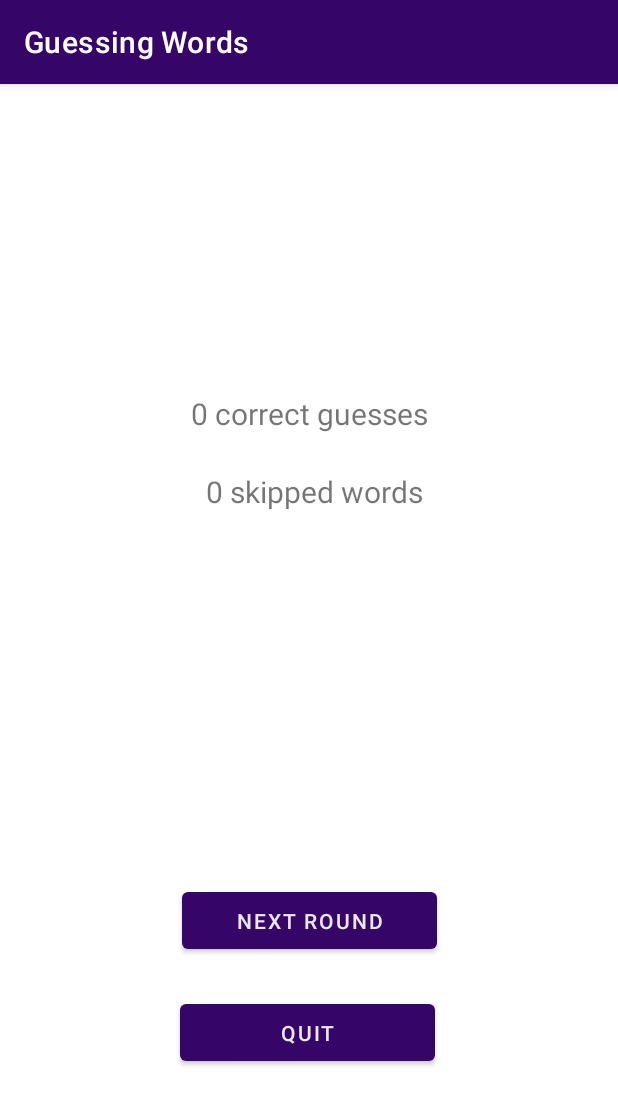
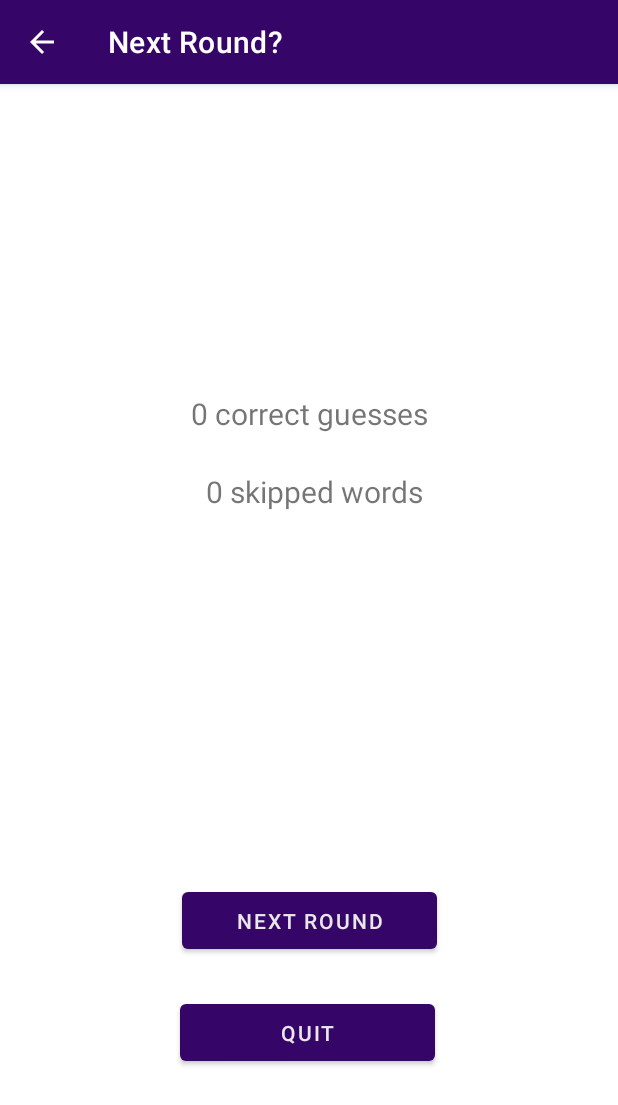
Before and after one commit to sw21-tug/Team_24, an Android app: the NextRoundScreenActivity screen opened directly, with no data from a screen before it, on a phone screen of 412 x 824 dp. Shown: the top 1105 px of the screen. Run offline under Robolectric (Android 15) with nearby library versions, the phone set to English and light mode, and no system bars.

Commit message:
GW-021 added action bar in next round screen [NK, SA]

```diff
--- a/app/src/main/java/at/tugraz/ist/guessingwords/NextRoundScreenActivity.kt
+++ b/app/src/main/java/at/tugraz/ist/guessingwords/NextRoundScreenActivity.kt
@@ -20,10 +20,15 @@ class NextRoundScreenActivity : AppCompatActivity() {
 
         val btn_Quit = findViewById<Button>(R.id.btn_Quit)
         btn_Quit.setOnClickListener {
-//            Toast.makeText(MainActivity, "You Clicked: Start Game!", Toast.LENGTH_SHORT).show()
             val intent = Intent(this, MainActivity::class.java)
             startActivity(intent)
         }
+        customizeActionBar()
+    }
+
+    private fun customizeActionBar() {
+        supportActionBar?.title = getString(R.string.next_round_screen)
+        supportActionBar?.setDisplayHomeAsUpEnabled(true)
     }
 
 }
--- a/app/src/main/res/values/strings.xml
+++ b/app/src/main/res/values/strings.xml
@@ -37,6 +37,7 @@
     <string name="ready">Ready</string>
     <string name="text_join_screen_message">Your Word Pool has been sent to the host</string>
     <string name="btn_quit">Quit</string>
+    <string name="next_round_screen">Next Round?</string>
     <string name="hint_username">Enter your username</string>
 
     <string name="text_aboutPageText"><br>This App is the submission for the TU Graz lectures
```
Also changed, not shown: 1 other file.
